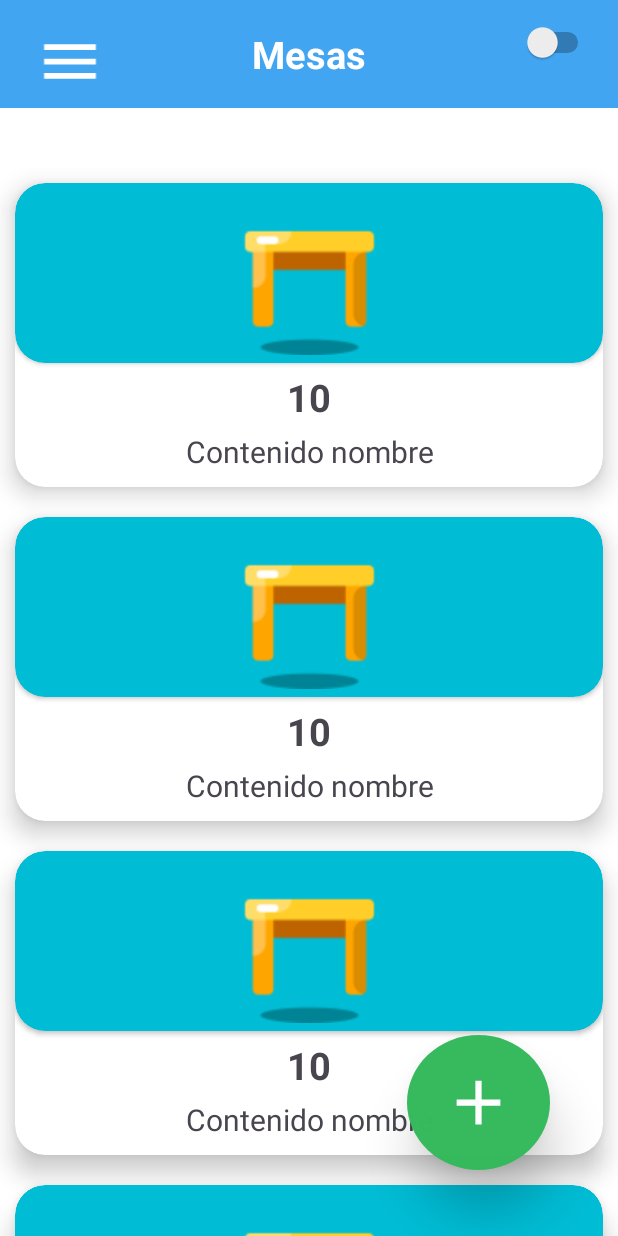
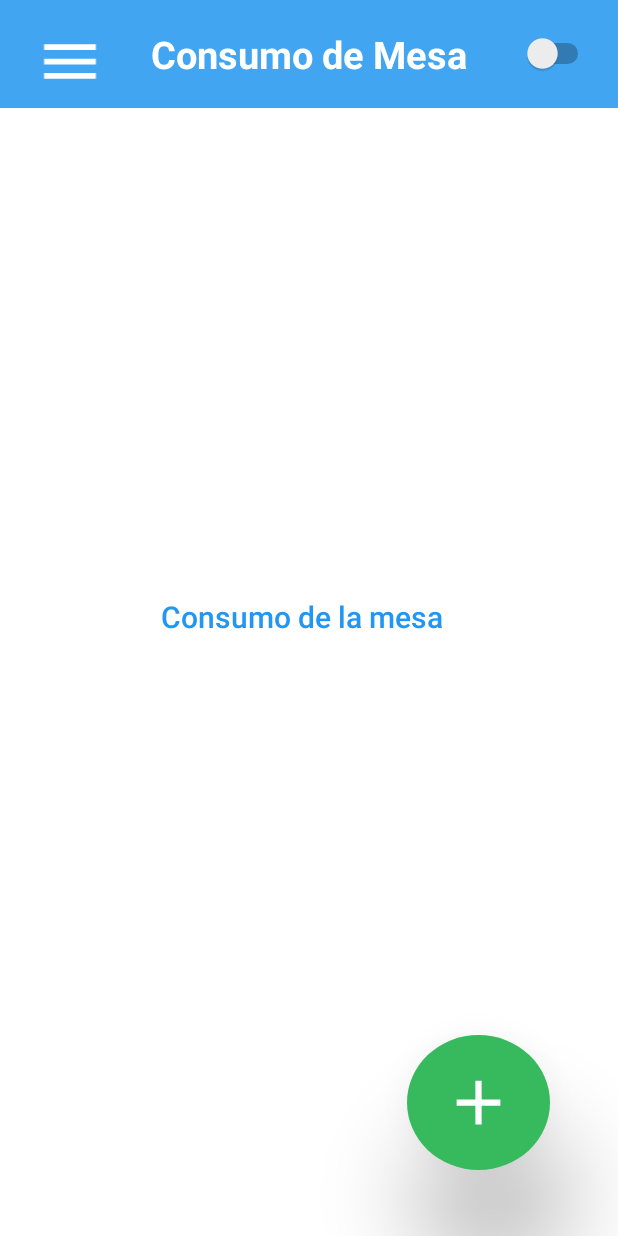
Before and after one commit to 01JuanCarlos/AppRestaurante-Android, an Android app: the layout consumo.xml on its own in the app's theme, with its tools: preview values and no code run, on a phone screen of 412 x 824 dp. Run offline under Robolectric (Android 15) with nearby library versions, the phone set to English and light mode, and no system bars.

Commit message:
:se añadio la vista Consumo de mesa

```diff
--- a/app/src/main/java/com/cibertec/apprestaurante/Activity/MesasActivity.kt
+++ b/app/src/main/java/com/cibertec/apprestaurante/Activity/MesasActivity.kt
@@ -43,8 +43,8 @@ class MesasActivity : AppCompatActivity(){
             layoutManager = StaggeredGridLayoutManager(2, LinearLayoutManager.VERTICAL)
             adapter = MesaAdapter(listMesa)
         }
-        val btnLogin = findViewById<ImageView>(R.id.imageButton6)
-        btnLogin.setOnClickListener {
+        val btnAdd = findViewById<ImageView>(R.id.imageButton6)
+        btnAdd.setOnClickListener {
             alertWithDesignCustom()
         }
     }
--- a/app/src/main/java/com/cibertec/apprestaurante/Adapter/MesaAdapter.kt
+++ b/app/src/main/java/com/cibertec/apprestaurante/Adapter/MesaAdapter.kt
@@ -6,7 +6,7 @@ import androidx.recyclerview.widget.RecyclerView
 import com.cibertec.apprestaurante.Model.Mesa
 import com.cibertec.apprestaurante.ViewHolder.MesaViewHolder
 
-class MesaAdapter(val list: List<Mesa>): RecyclerView.Adapter<MesaViewHolder>() {
+class MesaAdapter(val list: List<Mesa>): RecyclerView.Adapter<MesaViewHolder>()  {
     override fun onCreateViewHolder(parent: ViewGroup, viewType: Int): MesaViewHolder {
         val inflater = LayoutInflater.from(parent.context)
         return MesaViewHolder(inflater, parent)
--- a/app/src/main/res/layout/activity_mesas.xml
+++ b/app/src/main/res/layout/consumo.xml
@@ -4,51 +4,32 @@
     xmlns:tools="http://schemas.android.com/tools"
     android:layout_width="match_parent"
     android:layout_height="match_parent"
-
     android:background="#FFFFFF">
-
-
-
-
-
-
-    <LinearLayout
-        android:id="@+id/linearLayout"
-        android:layout_width="match_parent"
-        android:layout_height="match_parent"
-        android:gravity="center"
-        android:orientation="vertical">
 
 
     <androidx.appcompat.widget.Toolbar
         android:id="@+id/toolbar_top"
         android:layout_width="match_parent"
         android:layout_height="72dp"
-            android:background="@color/seed">
+        android:background="@color/seed"
+        app:layout_constraintBottom_toBottomOf="parent"
+        app:layout_constraintStart_toStartOf="parent"
+        app:layout_constraintTop_toTopOf="parent"
+        app:layout_constraintVertical_bias="0.0">
 
         <TextView
             android:id="@+id/toolbar_title"
             android:layout_width="wrap_content"
             android:layout_height="wrap_content"
             android:layout_gravity="center"
-                android:text="Mesas"
+            android:text="Consumo de Mesa"
+
             android:textColor="@color/white"
             android:textSize="25dp"
             android:textStyle="bold" />
 
     </androidx.appcompat.widget.Toolbar>
 
-        <androidx.recyclerview.widget.RecyclerView
-            android:id="@+id/recyclerNews"
-            android:layout_width="match_parent"
-            android:layout_height="wrap_content"
-            android:layout_marginTop="40dp"
-            tools:itemCount="5"
-            tools:listitem="@layout/items_news" />
-
-
-
-    </LinearLayout>
     <Switch
         android:id="@+id/switch3"
         android:layout_width="72dp"
@@ -61,9 +42,26 @@
         app:layout_constraintHorizontal_bias="0.952"
         app:layout_constraintStart_toStartOf="parent"
         app:layout_constraintTop_toTopOf="parent"
-        app:layout_constraintVertical_bias="0.001" />
+        app:layout_constraintVertical_bias="0.01" />
+
+    <TextView
+        android:layout_width="403dp"
+        android:layout_height="30dp"
+        android:fontFamily="sans-serif-light"
+        android:gravity="center"
+        android:hint="Consumo de la mesa"
+        android:textColorHint="#2196F3"
+        android:textSize="20dp"
+        android:textStyle="bold"
+        app:layout_constraintBottom_toBottomOf="parent"
+        app:layout_constraintEnd_toEndOf="parent"
+        app:layout_constraintHorizontal_bias="0.0"
+        app:layout_constraintStart_toStartOf="parent"
+        app:layout_constraintTop_toTopOf="parent"
+        app:layout_constraintVertical_bias="0.499" />
+
     <ImageButton
-        android:elevation="20dp"
+        android:elevation="40dp"
         android:id="@+id/imageButton6"
         android:layout_width="95dp"
         android:layout_height="90dp"
--- /dev/null
+++ b/app/src/main/res/values-land/dimens.xml
@@ -0,0 +1,3 @@
+<resources>
+    <dimen name="fab_margin">48dp</dimen>
+</resources>
--- /dev/null
+++ b/app/src/main/res/values-w1240dp/dimens.xml
@@ -0,0 +1,3 @@
+<resources>
+    <dimen name="fab_margin">200dp</dimen>
+</resources>
--- /dev/null
+++ b/app/src/main/res/values-w600dp/dimens.xml
@@ -0,0 +1,3 @@
+<resources>
+    <dimen name="fab_margin">48dp</dimen>
+</resources>
--- a/app/src/main/res/values/themes.xml
+++ b/app/src/main/res/values/themes.xml
@@ -30,4 +30,13 @@
 
 
     <style name="Theme.AppRestaurante" parent="AppTheme" />
+
+    <style name="Theme.AppRestaurante.NoActionBar">
+        <item name="windowActionBar">false</item>
+        <item name="windowNoTitle">true</item>
+    </style>
+
+    <style name="Theme.AppRestaurante.AppBarOverlay" parent="ThemeOverlay.AppCompat.Dark.ActionBar" />
+
+    <style name="Theme.AppRestaurante.PopupOverlay" parent="ThemeOverlay.AppCompat.Light" />
 </resources>
```
Also changed, not shown: app/build.gradle.kts (+7 -0 lines), app/src/main/AndroidManifest.xml (+6 -1 lines), app/src/main/res/drawable/ic_menu_camera.xml (added, +12 -0 lines), app/src/main/res/drawable/ic_menu_gallery.xml (added, +9 -0 lines), app/src/main/res/drawable/ic_menu_slideshow.xml (added, +9 -0 lines), app/src/main/res/drawable/side_nav_bar.xml (added, +9 -0 lines), app/src/main/res/layout/alert.xml (+10 -10 lines), app/src/main/res/layout/components/activity_menu.xml (added, +25 -0 lines), app/src/main/res/menu/activity_main_drawer.xml (added, +20 -0 lines), app/src/main/res/menu/menu.xml (added, +9 -0 lines), app/src/main/res/navigation/mobile_navigation.xml (added, +25 -0 lines), app/src/main/res/values/dimens.xml (added, +8 -0 lines), app/src/main/res/values/strings.xml (+11 -0 lines). Lines whose indentation alone changed are shown as unchanged.
